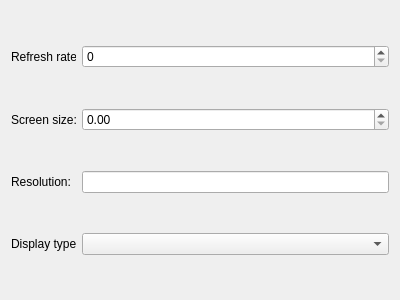
The window that addeditmonitorwidget.ui (szymon27/xkomx) describes before a commit, drawn with Qt 5.
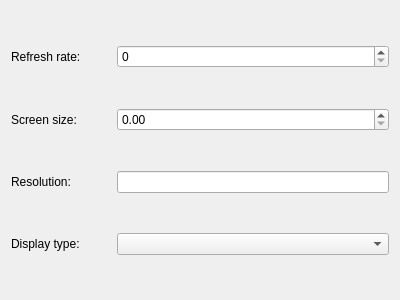
The same window after the commit.

Patch:
```diff
--- a/addeditmonitorwidget.ui
+++ b/addeditmonitorwidget.ui
@@ -20,7 +20,7 @@
       <widget class="QLabel" name="lbRefreshRate">
        <property name="minimumSize">
         <size>
-         <width>65</width>
+         <width>100</width>
          <height>0</height>
         </size>
        </property>
@@ -50,7 +50,7 @@
       <widget class="QLabel" name="lbScreenSize">
        <property name="minimumSize">
         <size>
-         <width>65</width>
+         <width>100</width>
          <height>0</height>
         </size>
        </property>
@@ -76,7 +76,7 @@
       <widget class="QLabel" name="lbResolution">
        <property name="minimumSize">
         <size>
-         <width>65</width>
+         <width>100</width>
          <height>0</height>
         </size>
        </property>
@@ -102,7 +102,7 @@
       <widget class="QLabel" name="lbDisplayType">
        <property name="minimumSize">
         <size>
-         <width>65</width>
+         <width>100</width>
          <height>0</height>
         </size>
        </property>
```
